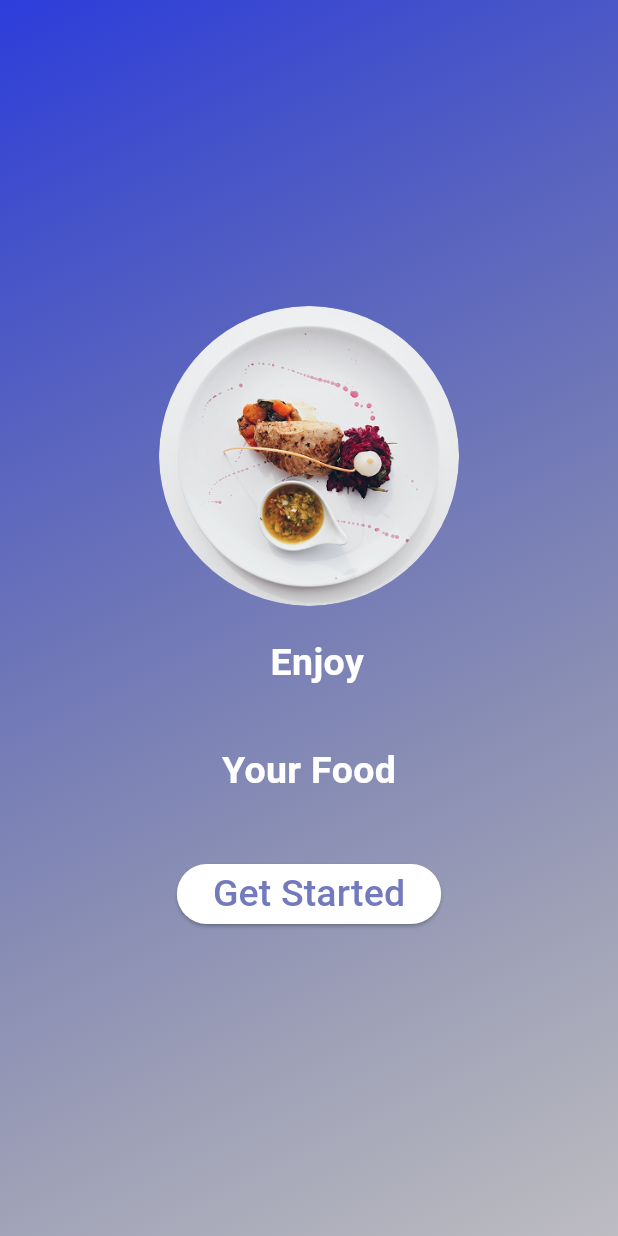
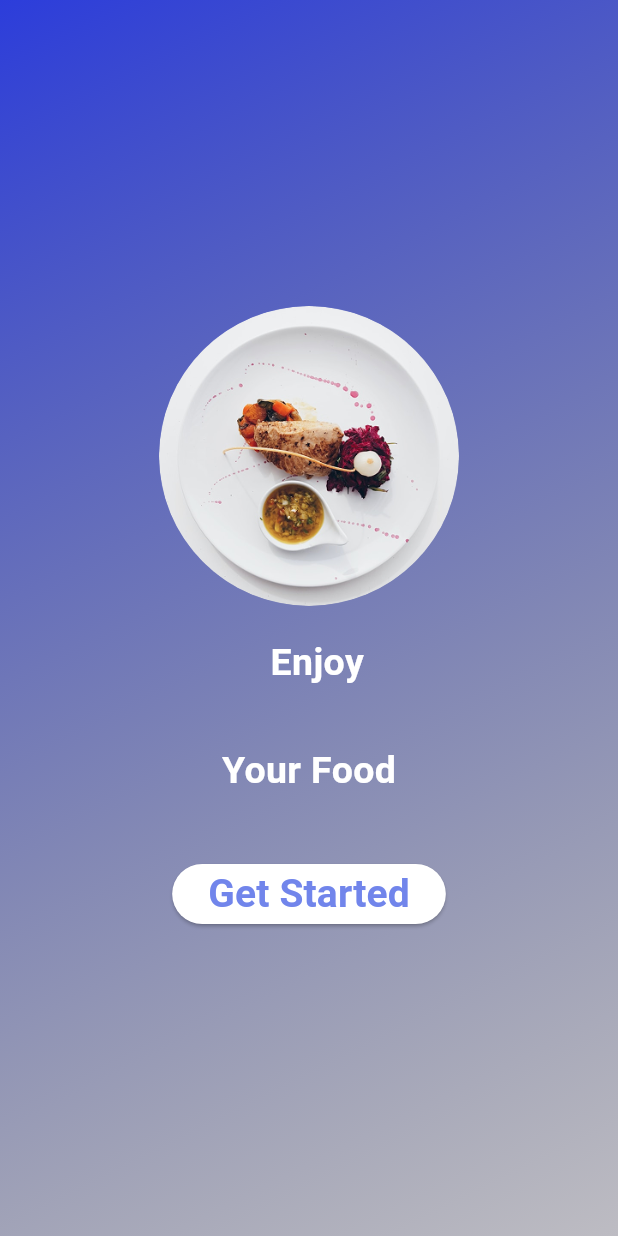
Before and after one commit to Arsema13/Food_ordering_app_group1_gdg, a Flutter app: the screen it shows after launch, on a phone screen of 412 x 824 dp. Run offline on Flutter 3.47's test engine with Material 3 defaults, Android fonts, the phone set to English and light mode, and no system bars.

Commit message:
final commit

```diff
--- a/lib/home.dart
+++ b/lib/home.dart
@@ -49,7 +49,11 @@ class HomePage extends StatelessWidget {
                 },
                 child: Text(
                   "Get Started",
-                  style: TextStyle(color: Color(0xFF727ABD), fontSize: 25),
+                  style: TextStyle(
+                    color: Color.fromARGB(255, 113, 133, 235),
+                    fontSize: 26,
+                    fontWeight: FontWeight.bold,
+                  ),
                 ),
               ),
             ],
```
